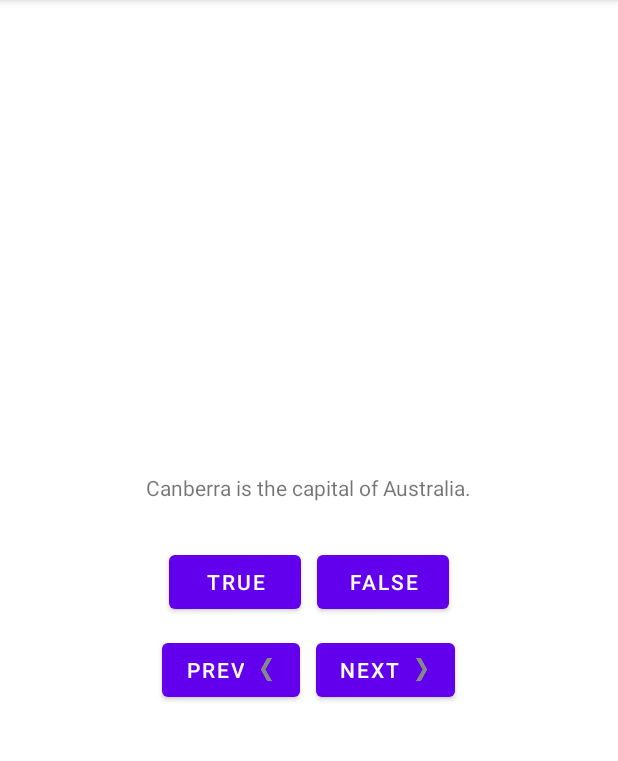
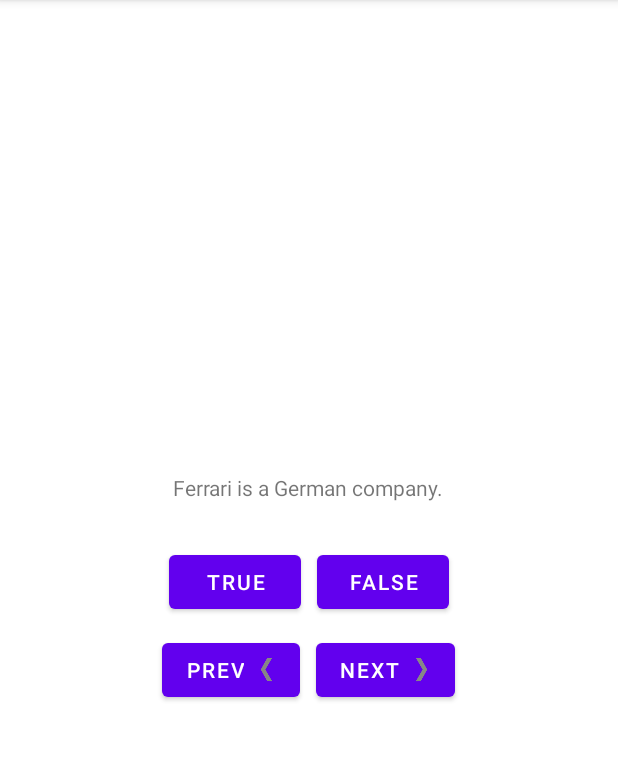
Before and after one commit to AlfonsLorente/QuizGame, an Android app: the screen it shows after launch (QuizActivity), on a phone screen of 412 x 824 dp, the part 84-845 px from its top. Run offline under Robolectric (Android 15) with nearby library versions, the phone set to English and light mode, and no system bars.

Commit message:
Aplication Ended 1.0

```diff
--- a/app/src/main/java/com/example/quizgame/QuizActivity.java
+++ b/app/src/main/java/com/example/quizgame/QuizActivity.java
@@ -11,6 +11,8 @@ import android.widget.TextView;
 import android.widget.Toast;
 
 public class QuizActivity extends AppCompatActivity {
+    private static final String TAG = "QuizActivity";
+    private static final String KEY_INDEX = "index";
 
     private Button mTrueButton;
     private Button mFalseButton;
@@ -18,12 +20,12 @@ public class QuizActivity extends AppCompatActivity {
     private Button mPrevButton;
     private TextView mQuestionTextView;
     private Question[] mQuestionBank = new Question[] {
-            new Question(R.string.question_australia, true),
-            new Question(R.string.question_oceans, true),
-            new Question(R.string.question_mideast, false),
-            new Question(R.string.question_africa, false),
-            new Question(R.string.question_americas, true),
-            new Question(R.string.question_asia, true),
+            new Question(R.string.question_ferrari, false),
+            new Question(R.string.question_bmw, true),
+            new Question(R.string.question_tesla, false),
+            new Question(R.string.question_lamborghini, true),
+            new Question(R.string.question_audi, true),
+            new Question(R.string.question_koenigsegg, true),
     };
     private int mCurrentIndex = 0;
 
@@ -31,6 +33,10 @@ public class QuizActivity extends AppCompatActivity {
     protected void onCreate(Bundle savedInstanceState) {
         super.onCreate(savedInstanceState);
         setContentView(R.layout.activity_main);
+        if (savedInstanceState != null) {
+            mCurrentIndex = savedInstanceState.getInt(KEY_INDEX, 0);
+        }
+
 
         mQuestionTextView = (TextView) findViewById(R.id.question_text_view);
         mQuestionTextView.setOnClickListener(new View.OnClickListener() {
@@ -82,6 +88,13 @@ public class QuizActivity extends AppCompatActivity {
         updateQuestion();
 
     }
+    @Override
+    public void onSaveInstanceState(Bundle savedInstanceState) {
+        super.onSaveInstanceState(savedInstanceState);
+            savedInstanceState.putInt(KEY_INDEX, mCurrentIndex);
+    }
+
+
     private void updateQuestion() {
         int question = mQuestionBank[mCurrentIndex].getTextResId();
         mQuestionTextView.setText(question);
--- /dev/null
+++ b/app/src/main/res/layout-land/activity_main.xml
@@ -0,0 +1,52 @@
+<?xml version="1.0" encoding="utf-8"?>
+<FrameLayout xmlns:android="http://schemas.android.com/apk/res/android"
+    android:layout_width="match_parent"
+    android:layout_height="match_parent" >
+    <TextView
+        android:id="@+id/question_text_view"
+        android:layout_width="wrap_content"
+        android:layout_height="wrap_content"
+        android:layout_gravity="center_horizontal"
+        android:padding="24dp"
+        android:layout_marginTop="40dp"/>
+    <LinearLayout
+        android:layout_width="wrap_content"
+        android:layout_height="wrap_content"
+        android:layout_gravity="center_vertical|center_horizontal"
+        android:orientation="horizontal" >
+        <Button
+            android:id="@+id/true_button"
+            android:layout_width="wrap_content"
+            android:layout_height="wrap_content"
+            android:text="@string/true_button"
+            android:layout_margin="5dp"/>
+        <Button
+            android:id="@+id/false_button"
+            android:layout_width="wrap_content"
+            android:layout_height="wrap_content"
+            android:text="@string/false_button"
+            android:layout_margin="5dp"/>
+            />
+    </LinearLayout>
+
+        <Button
+            android:id="@+id/prev_button"
+            android:layout_width="wrap_content"
+            android:layout_height="wrap_content"
+            android:text="@string/next_button"
+            android:layout_gravity="bottom|left"
+            android:drawableRight="@drawable/arrow_left"
+            android:drawablePadding="4dp"
+            android:layout_margin="5dp"/>
+        <Button
+            android:id="@+id/next_button"
+            android:layout_width="wrap_content"
+            android:layout_height="wrap_content"
+            android:text="@string/next_button"
+            android:layout_gravity="bottom|right"
+            android:drawableRight="@drawable/arrow_right"
+            android:drawablePadding="4dp"
+            android:layout_margin="5dp"/>
+
+
+</FrameLayout>
--- a/app/src/main/res/values/strings.xml
+++ b/app/src/main/res/values/strings.xml
@@ -1,12 +1,12 @@
 <resources>
     <string name="app_name">GeoQuiz</string>
 
-    <string name="question_australia">Canberra is the capital of Australia.</string>
-    <string name="question_oceans">The Pacific Ocean is larger than the Atlantic Ocean.</string>
-    <string name="question_mideast">The Suez Canal connects the Red Sea and the Indian Ocean.</string>
-    <string name="question_africa">The source of the Nile River is in Egypt.</string>
-    <string name="question_americas">The Amazon River is the longest river in the Americas.</string>
-    <string name="question_asia">Lake Baikal is the world\'s oldest and deepest freshwater lake.</string>
+    <string name="question_ferrari">Ferrari is a German company.</string>
+    <string name="question_bmw">The BMW M5 holds the record for the longest drift, 375 kilometers in total.</string>
+    <string name="question_lamborghini">The Lamborghini Veneno was produced between 2013-2014.</string>
+    <string name="question_tesla">The tesla model X is the world\'s fastest 0-100km/h production car.</string>
+    <string name="question_audi">Since 2000 Audi has dominated the event, winning 13 times in 15 years of participation.</string>
+    <string name="question_koenigsegg">The fastest koenigsegg does over 440km/h.</string>
 
     <string name="true_button">True</string>
     <string name="false_button">False</string>
```
